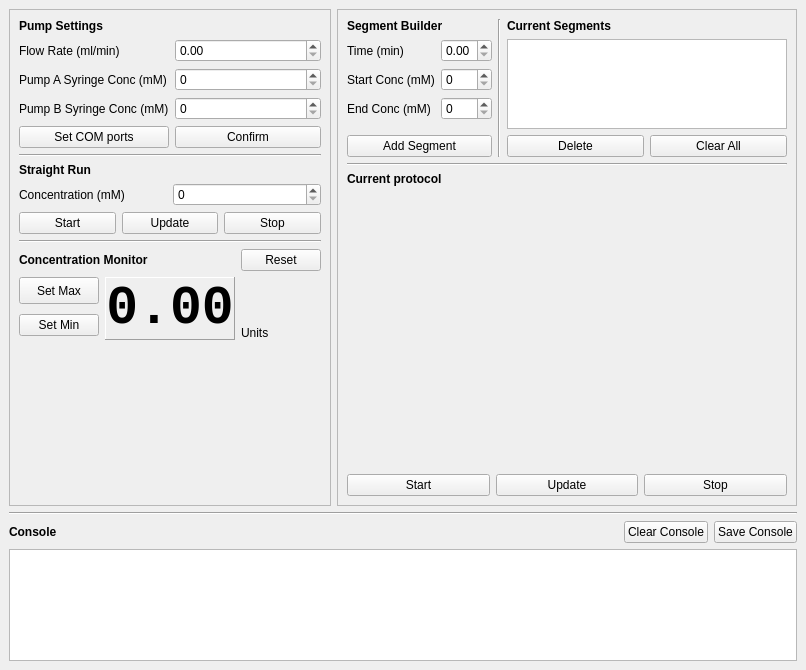
The window that pumpcontroller.ui (beowulfey/QtPumpController) describes before a commit, drawn with Qt 5.
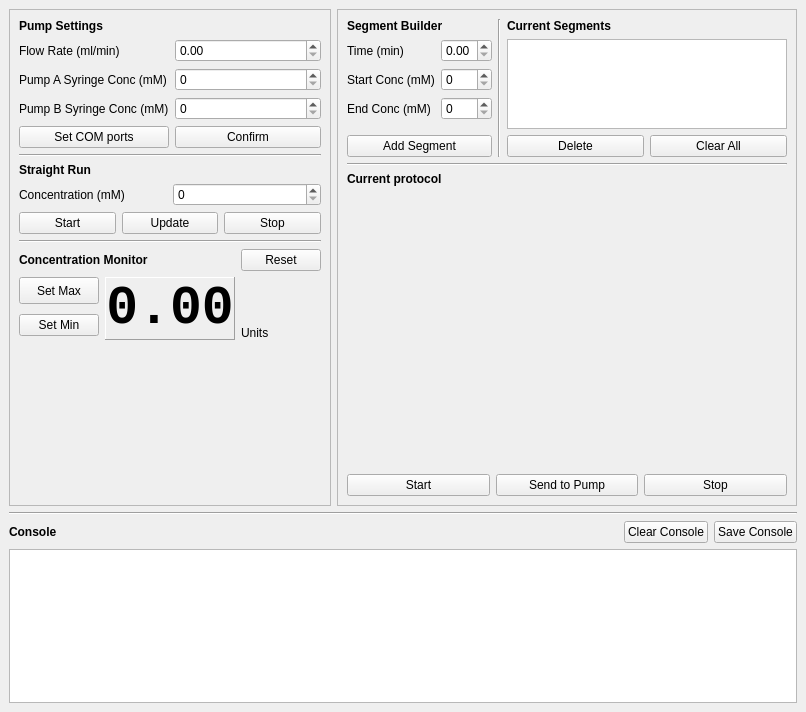
The same window after the commit. Custom widgets are drawn as their Qt base class.

Commit message: Improved messaging and interface. Ready for pump.

Diff of the .ui file:
```diff
--- a/pumpcontroller.ui
+++ b/pumpcontroller.ui
@@ -7,7 +7,7 @@
     <x>0</x>
     <y>0</y>
     <width>806</width>
-    <height>670</height>
+    <height>712</height>
    </rect>
   </property>
   <property name="sizePolicy">
@@ -665,7 +665,7 @@
            <item>
             <widget class="QPushButton" name="butUpdateProtocol">
              <property name="text">
-              <string>Update</string>
+              <string>Send to Pump</string>
              </property>
             </widget>
            </item>
```
Left out of the diff: 2 changed lines with no effect on the pictures. The commit also changes 2 other files.
